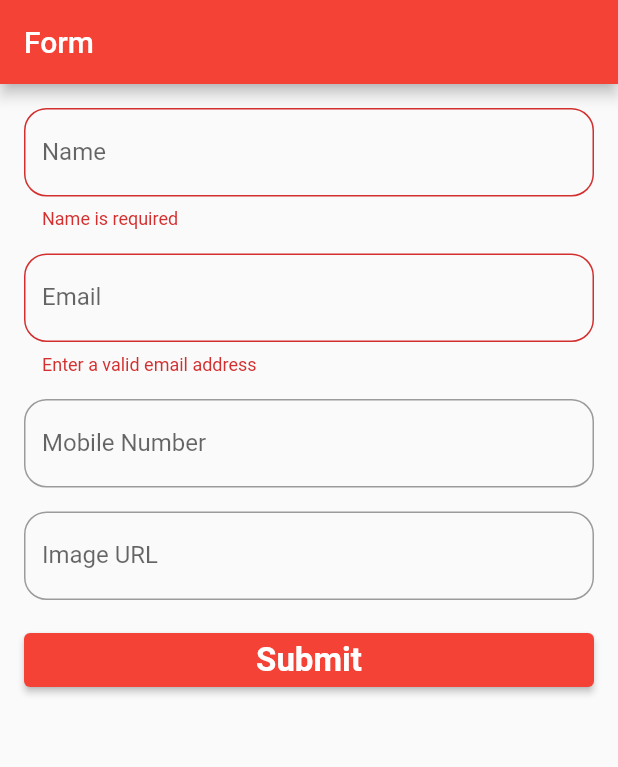
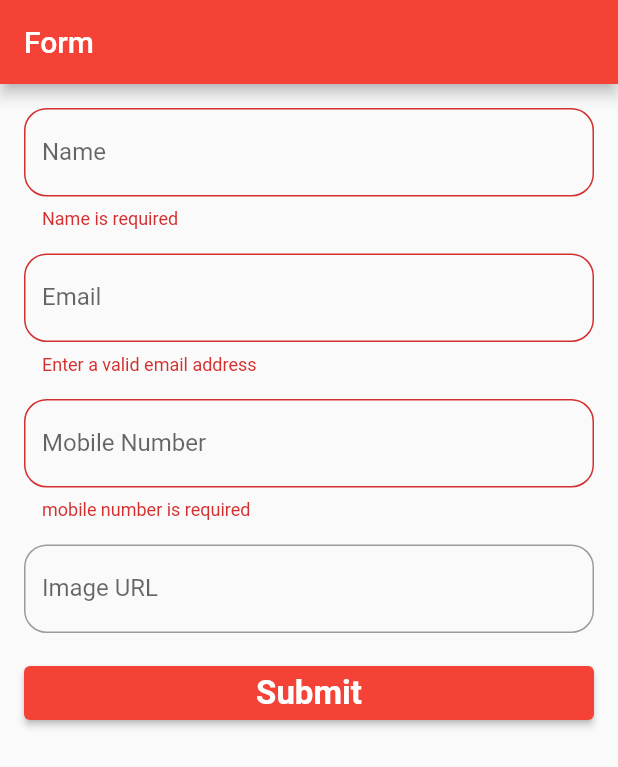
Before and after one commit to nabinsah703/form_image_url, a Flutter app: the screen it shows after launch, after a tap on "Submit", on a phone screen of 412 x 824 dp. Shown: the top 767 px of the screen. Run offline on Flutter 3.47's test engine with Material 2 defaults, Android fonts, the phone set to English and light mode, and no system bars; missing offline and left inert: phone_number.

Commit message:
validate exact 10 digits of mobile number

```diff
--- a/lib/mycustomform.dart
+++ b/lib/mycustomform.dart
@@ -1,4 +1,7 @@
 import 'package:flutter/material.dart';
+import 'package:flutter/services.dart';
+import 'package:formforimage/homepage.dart';
+import 'package:phone_number/phone_number.dart';
 
 class MyCustomForm extends StatefulWidget {
   const MyCustomForm({Key? key}) : super(key: key);
@@ -23,6 +26,7 @@ class _MyCustomFormState extends State<MyCustomForm> {
   }
 
   TextEditingController username = TextEditingController();
+  TextEditingController phone = TextEditingController();
   @override
   Widget build(BuildContext context) {
     return Scaffold(
@@ -70,6 +74,19 @@ class _MyCustomFormState extends State<MyCustomForm> {
                 height: 16.0,
               ),
               TextFormField(
+                keyboardType: TextInputType.number,
+                inputFormatters: <TextInputFormatter>[
+                  FilteringTextInputFormatter.digitsOnly
+                ],
+                controller: phone,
+                validator: (value) {
+                  if (value!.isEmpty) {
+                    return "mobile number is required";
+                  } else if (value.length != 10) {
+                    return "mobile number exact 10 digit";
+                  }
+                  return null;
+                },
                 decoration: InputDecoration(
                   border: OutlineInputBorder(
                     borderRadius: BorderRadius.circular(15),
@@ -77,7 +94,6 @@ class _MyCustomFormState extends State<MyCustomForm> {
                   hintText: 'Mobile Number',
                   label: const Text('Mobile Number'),
                 ),
-                keyboardType: TextInputType.phone,
               ),
               const SizedBox(
                 height: 16.0,
@@ -99,10 +115,10 @@ class _MyCustomFormState extends State<MyCustomForm> {
                   if (_cForm.currentState!.validate()) {
                     ScaffoldMessenger.of(context).showSnackBar(
                         const SnackBar(content: Text('Processing Data')));
-                    // Navigator.of(context).pushAndRemoveUntil(
-                    //   MaterialPageRoute(builder: (_) => const HomePage()),
-                    //   (route) => false,
-
+                    Navigator.of(context).pushAndRemoveUntil(
+                      MaterialPageRoute(builder: (_) => const HomePage()),
+                      (route) => false,
+                    );
                   }
                 },
                 child: const Text(
--- a/pubspec.yaml
+++ b/pubspec.yaml
@@ -34,6 +34,7 @@ dependencies:
   # The following adds the Cupertino Icons font to your application.
   # Use with the CupertinoIcons class for iOS style icons.
   cupertino_icons: ^1.0.2
+  phone_number: ^0.12.0+2
 
 dev_dependencies:
   flutter_test:
```
Also changed, not shown: lib/homepage.dart (added, +19 -0 lines), pubspec.lock.
